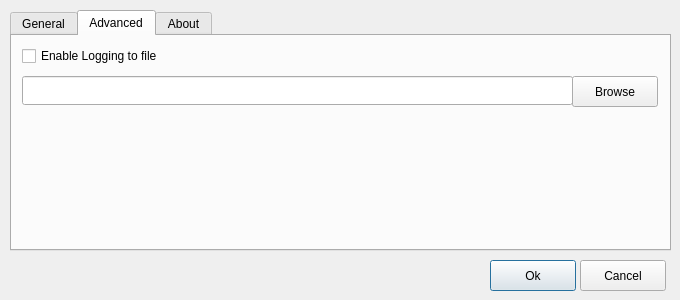
The window that ui/Settings.ui (insanemal/86box_manager_py) describes before a commit, drawn with Qt 5.
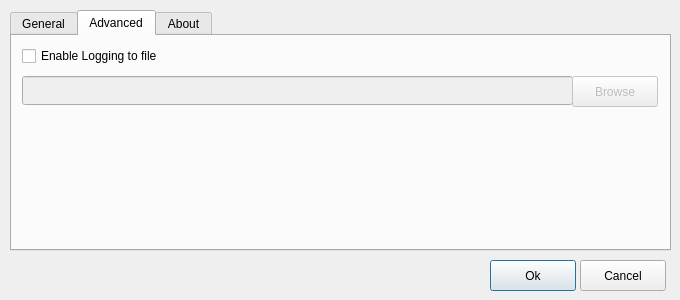
The same window after the commit. The open tabs and pages were chosen to show the change.

Diff of the .ui file:
```diff
--- a/ui/Settings.ui
+++ b/ui/Settings.ui
@@ -178,6 +178,9 @@
      </property>
     </widget>
     <widget class="QLineEdit" name="lineEdit_4">
+     <property name="enabled">
+      <bool>false</bool>
+     </property>
      <property name="geometry">
       <rect>
        <x>10</x>
@@ -188,6 +191,9 @@
      </property>
     </widget>
     <widget class="QPushButton" name="logBrowse">
+     <property name="enabled">
+      <bool>false</bool>
+     </property>
      <property name="geometry">
       <rect>
        <x>560</x>
```
